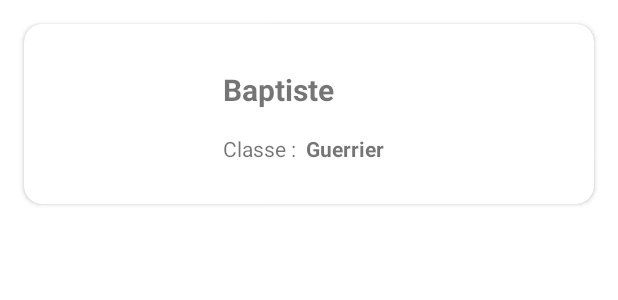
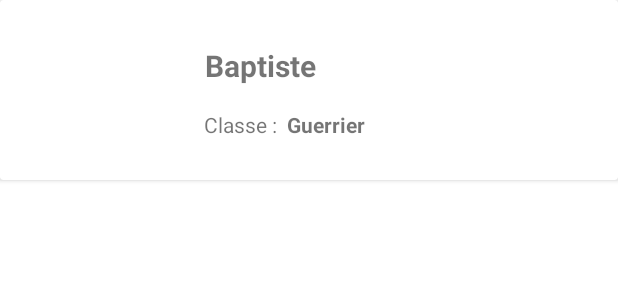
Before and after one commit to BaptisteCOUTANT/ClashOfBattle, an Android app: the layout fragment_liste_joueur.xml on its own in the app's theme, with its tools: preview values and no code run, on a phone screen of 412 x 824 dp. Shown: the top 300 px of the screen. Run offline under Robolectric (Android 15) with nearby library versions, the phone set to English and light mode, and no system bars.

Commit message:
initial commit

```diff
--- a/app/src/main/res/layout/fragment_liste_joueur.xml
+++ b/app/src/main/res/layout/fragment_liste_joueur.xml
@@ -8,18 +8,18 @@
     android:orientation="horizontal"
     tools:context=".ListeJoueur">
 
+    <androidx.constraintlayout.widget.ConstraintLayout
+        android:layout_width="match_parent"
+        android:layout_height="match_parent">
 
-    <androidx.cardview.widget.CardView xmlns:android="http://schemas.android.com/apk/res/android"
-        xmlns:app="http://schemas.android.com/apk/res-auto"
-        xmlns:tools="http://schemas.android.com/tools"
+    <androidx.cardview.widget.CardView
         android:id="@+id/card"
         android:layout_width="match_parent"
         android:layout_height="wrap_content"
-        android:layout_margin="16dp"
         android:orientation="horizontal"
-        app:cardCornerRadius="12dp"
         app:layout_constraintStart_toStartOf="parent"
-        app:layout_constraintTop_toTopOf="parent">
+        app:layout_constraintTop_toTopOf="parent"
+        app:layout_constraintBottom_toTopOf="@+id/rv_joueurs">
 
         <androidx.constraintlayout.widget.ConstraintLayout
             android:layout_width="match_parent"
@@ -80,13 +80,18 @@
 
     </androidx.cardview.widget.CardView>
 
+        <androidx.recyclerview.widget.RecyclerView
+            android:id="@+id/rv_joueurs"
+            android:layout_width="match_parent"
+            android:layout_height="wrap_content"
+            app:layoutManager="androidx.recyclerview.widget.LinearLayoutManager"
+            app:layout_constraintEnd_toEndOf="parent"
+            app:layout_constraintHorizontal_bias="0.0"
+            app:layout_constraintStart_toStartOf="parent"
+            app:layout_constraintTop_toBottomOf="@+id/card"
+            app:layout_constraintVertical_bias="0.0">
+        </androidx.recyclerview.widget.RecyclerView>
 
-    <androidx.recyclerview.widget.RecyclerView
-        android:id="@+id/rv_trips"
-        android:layout_width="match_parent"
-        android:layout_height="match_parent"
-
-        app:layoutManager="androidx.recyclerview.widget.LinearLayoutManager">
-    </androidx.recyclerview.widget.RecyclerView>
+    </androidx.constraintlayout.widget.ConstraintLayout>
 
 </FrameLayout>
```
